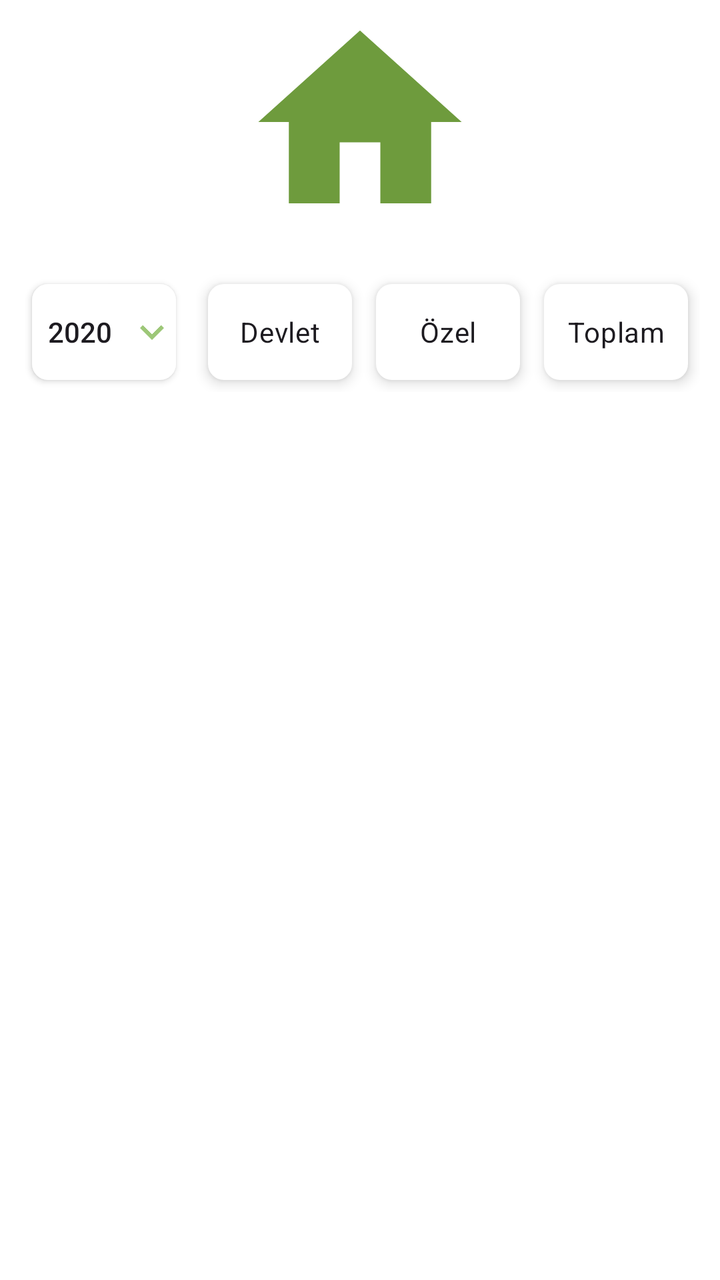
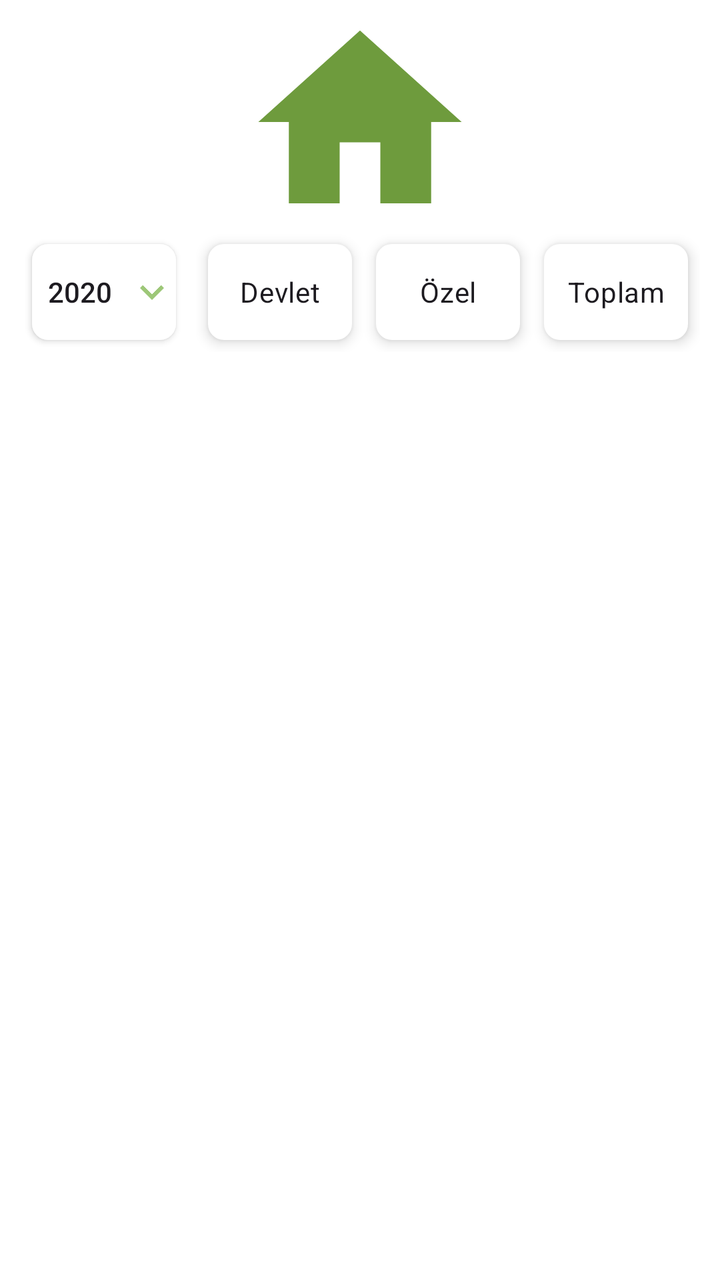

Screens rendered from an Android XML layout before and after an edit, with the pre-edit source and the edit as a unified diff.
<!-- AndroidManifest.xml: application theme Theme.DesignExample -->
<!-- res/layout/fragment_birinci.xml -->
<?xml version="1.0" encoding="utf-8"?>
<androidx.constraintlayout.widget.ConstraintLayout xmlns:android="http://schemas.android.com/apk/res/android"
    xmlns:app="http://schemas.android.com/apk/res-auto"
    xmlns:tools="http://schemas.android.com/tools"
    android:layout_width="match_parent"
    android:layout_height="match_parent"
    android:background="@color/white"
    tools:context=".design.birinciFragment">


    <androidx.cardview.widget.CardView
        android:id="@+id/cardView2"
        android:layout_width="match_parent"
        android:layout_height="wrap_content"
        android:elevation="50dp"
        app:cardElevation="0dp"
        app:layout_constraintEnd_toEndOf="parent"
        app:layout_constraintHorizontal_bias="0.0"
        app:layout_constraintStart_toStartOf="parent"
        tools:layout_editor_absoluteY="300dp">

        <androidx.recyclerview.widget.RecyclerView
            android:id="@+id/bahceSecimRecyclerView"
            android:layout_width="match_parent"
            android:layout_height="wrap_content"
            android:layout_margin="10dp"
            android:orientation="horizontal"
            android:padding="10dp" />
    </androidx.cardview.widget.CardView>

    <RadioGroup
        android:id="@+id/radioGroup2"
        android:layout_width="0dp"
        android:layout_height="wrap_content"
        android:layout_marginEnd="10dp"
        android:orientation="horizontal"
        app:layout_constraintBottom_toBottomOf="@+id/button"
        app:layout_constraintEnd_toEndOf="parent"
        app:layout_constraintTop_toTopOf="@+id/button"
        app:layout_constraintWidth_percent="0.70">

        <RadioButton
            android:id="@+id/radioButton"
            android:layout_width="0dp"
            android:layout_height="wrap_content"
            android:layout_margin="6dp"
            android:layout_weight="1"
            android:background="@drawable/radio_button_selector"
            android:button="@null"
            android:elevation="4dp"
            android:padding="6dp"
            android:text="Devlet"
            android:textAlignment="center" />

        <RadioButton
            android:id="@+id/radioButton2"
            android:layout_width="0dp"
            android:layout_height="wrap_content"
            android:layout_margin="6dp"
            android:layout_marginEnd="10dp"
            android:layout_weight="1"
            android:background="@drawable/radio_button_selector"
            android:button="@null"
            android:elevation="4dp"
            android:padding="6dp"
            android:text="Özel"
            android:textAlignment="center" />

        <RadioButton
            android:id="@+id/radioButton3"
            android:layout_width="0dp"
            android:layout_height="wrap_content"
            android:layout_margin="6dp"
            android:layout_marginEnd="10dp"
            android:layout_weight="1"
            android:background="@drawable/radio_button_selector"
            android:button="@null"
            android:elevation="4dp"
            android:padding="6dp"
            android:text="Toplam"
            android:textAlignment="center" />
    </RadioGroup>

    <androidx.appcompat.widget.AppCompatButton
        android:id="@+id/button"
        android:layout_width="0dp"
        android:layout_height="wrap_content"
        android:layout_marginStart="16dp"
        android:layout_marginTop="20dp"
        android:background="@drawable/radio_button_selector"
        android:drawableEnd="@drawable/dropdown_icon"
        android:text="2020"
        app:layout_constraintStart_toStartOf="parent"
        app:layout_constraintTop_toBottomOf="@+id/imageView"
        app:layout_constraintWidth_percent="0.2" />

    <ImageView
        android:id="@+id/imageView"
        android:layout_width="166dp"
        android:layout_height="122dp"
        android:src="@drawable/home_icon"
        app:layout_constraintEnd_toEndOf="parent"
        app:layout_constraintStart_toStartOf="parent"
        app:layout_constraintTop_toTopOf="parent" />


</androidx.constraintlayout.widget.ConstraintLayout>
<!-- resources referenced by this layout -->
<resources>
  <color name="white">#FFFFFFFF</color>
  <!-- drawable dropdown_icon (drawable) -->
  <vector xmlns:android="http://schemas.android.com/apk/res/android" android:height="24dp" android:tint="#9DC778" android:viewportHeight="24" android:viewportWidth="24" android:width="24dp">
        
      <path android:fillColor="@android:color/white" android:pathData="M7.41,8.59L12,13.17l4.59,-4.58L18,10l-6,6 -6,-6 1.41,-1.41z"/>
      
  </vector>
  <!-- drawable home_icon (drawable) -->
  <vector xmlns:android="http://schemas.android.com/apk/res/android" android:height="24dp" android:tint="#6E9B3D" android:viewportHeight="24" android:viewportWidth="24" android:width="24dp">
        
      <path android:fillColor="@android:color/white" android:pathData="M10,20v-6h4v6h5v-8h3L12,3 2,12h3v8z"/>
      
  </vector>
  <!-- drawable radio_button_selector (drawable) -->
  <?xml version="1.0" encoding="utf-8"?>
  <selector xmlns:android="http://schemas.android.com/apk/res/android">
  
      <item android:state_checked="true">
          <shape android:shape="rectangle">
              <solid android:color="#E9FFBF"/>
              <corners android:radius="8dp"/>
          </shape>
      </item>
  
      <item android:state_checked="false">
          <shape android:shape="rectangle">
              <solid android:color="#FFFFFF"/>
              <corners android:radius="8dp"/>
          </shape>
      </item>
  
  
  </selector>
  <style name="Theme.DesignExample" parent="Base.Theme.DesignExample" />
  <style name="Base.Theme.DesignExample" parent="Theme.Material3.DayNight.NoActionBar">
          
          
          <item name="android:statusBarColor">@color/black</item>
      </style>
  <color name="black">#FF000000</color>
</resources>

<!-- the commit's change to res/layout/fragment_birinci.xml (unified diff, before → after) -->
@@ -86,7 +86,6 @@
         android:layout_width="0dp"
         android:layout_height="wrap_content"
         android:layout_marginStart="16dp"
-        android:layout_marginTop="20dp"
         android:background="@drawable/radio_button_selector"
         android:drawableEnd="@drawable/dropdown_icon"
         android:text="2020"
